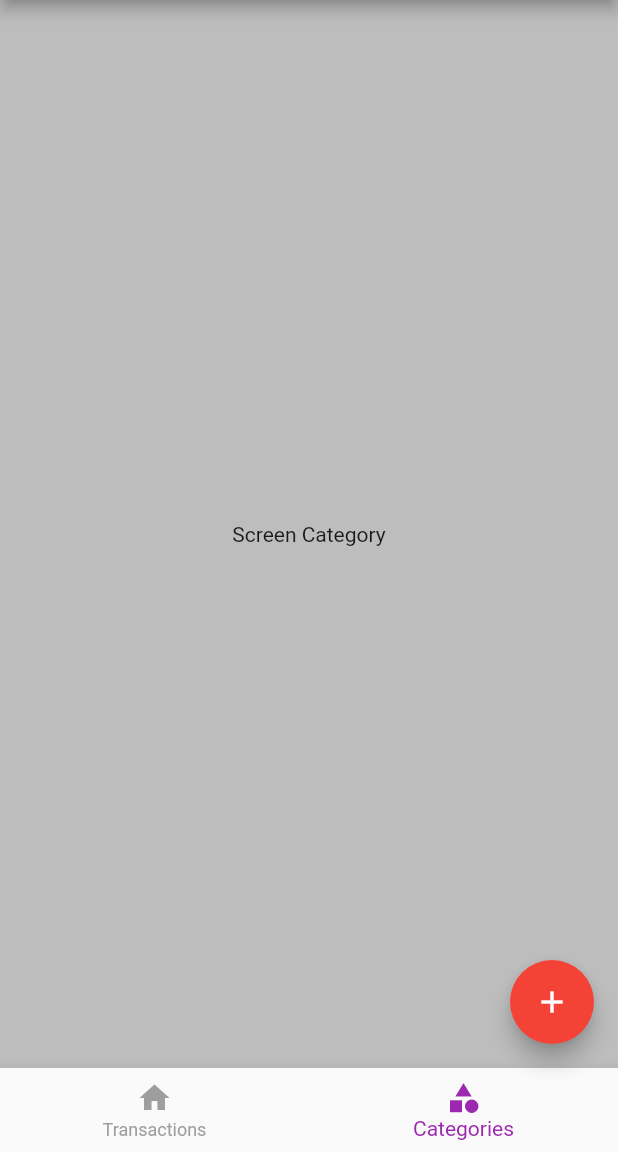
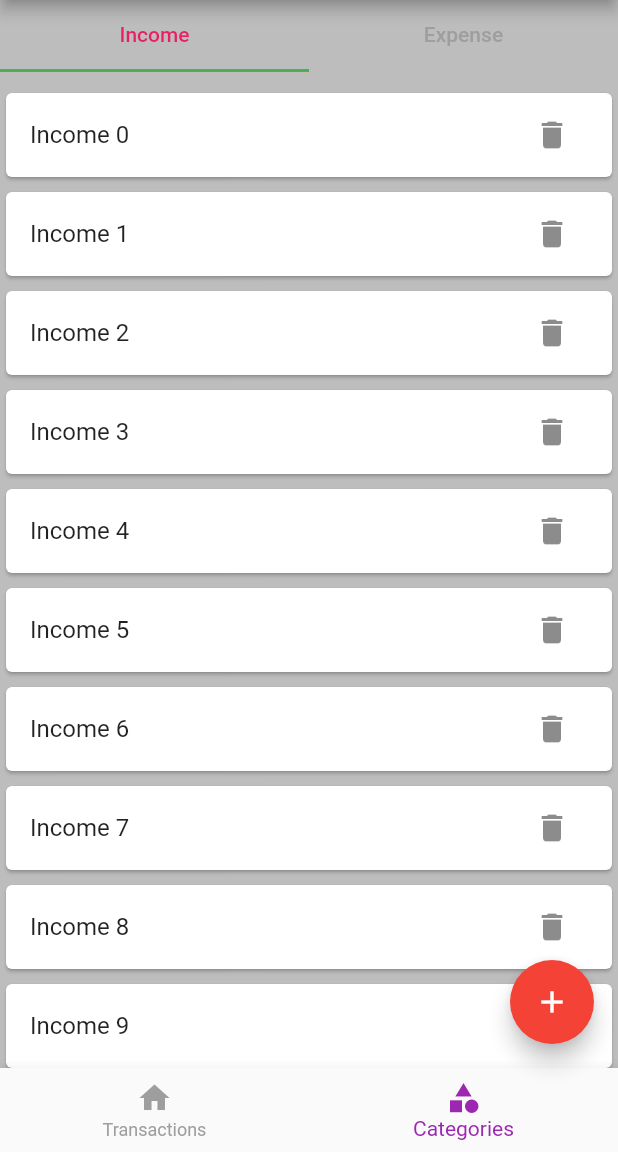
Before and after one commit to anandhu-co-in/broto_moneymanager, a Flutter app: the screen it shows after launch, item 2 of the bottom bar chosen, on a phone screen of 412 x 824 dp, the part 84-1236 px from its top. Run offline on Flutter 3.47's test engine with Material 2 defaults, Android fonts, the phone set to English and light mode, and no system bars.

Commit message:
implemented tabbar in categories page

```diff
--- /dev/null
+++ b/lib/screens/category/expense_list.dart
@@ -0,0 +1,27 @@
+import 'package:flutter/material.dart';
+
+class ExpenseList extends StatelessWidget {
+  const ExpenseList({Key? key}) : super(key: key);
+
+  @override
+  Widget build(BuildContext context) {
+    return ListView.separated(
+        itemBuilder: (ctx, index) {
+          return Card(
+            child: ListTile(
+              title: Text('Expense $index'),
+              trailing: IconButton(
+                icon: const Icon(Icons.delete),
+                onPressed: () {},
+              ),
+            ),
+          );
+        },
+        separatorBuilder: (ctx, index) {
+          return const SizedBox(
+            height: 2,
+          );
+        },
+        itemCount: 10);
+  }
+}
--- /dev/null
+++ b/lib/screens/category/income_list.dart
@@ -0,0 +1,27 @@
+import 'package:flutter/material.dart';
+
+class IncomeList extends StatelessWidget {
+  const IncomeList({Key? key}) : super(key: key);
+
+  @override
+  Widget build(BuildContext context) {
+    return ListView.separated(
+        itemBuilder: (ctx, index) {
+          return Card(
+            child: ListTile(
+              title: Text('Income $index'),
+              trailing: IconButton(
+                icon: const Icon(Icons.delete),
+                onPressed: () {},
+              ),
+            ),
+          );
+        },
+        separatorBuilder: (ctx, index) {
+          return const SizedBox(
+            height: 2,
+          );
+        },
+        itemCount: 20);
+  }
+}
--- a/lib/screens/category/screen_category.dart
+++ b/lib/screens/category/screen_category.dart
@@ -1,10 +1,49 @@
+import 'package:brot_moneymanagementapp/screens/category/expense_list.dart';
+import 'package:brot_moneymanagementapp/screens/category/income_list.dart';
 import 'package:flutter/material.dart';
 
-class ScreenCategory extends StatelessWidget {
+class ScreenCategory extends StatefulWidget {
   const ScreenCategory({Key? key}) : super(key: key);
 
   @override
+  State<ScreenCategory> createState() => _ScreenCategoryState();
+}
+
+class _ScreenCategoryState extends State<ScreenCategory>
+    with SingleTickerProviderStateMixin {
+  late TabController _tabController;
+
+  @override
+  void initState() {
+    _tabController = TabController(length: 2, vsync: this);
+    super.initState();
+  }
+
+  @override
   Widget build(BuildContext context) {
-    return Center(child: Text('Screen Category'));
+    return Column(
+      children: [
+        TabBar(
+            controller: _tabController,
+            indicatorColor: Colors.green,
+            labelColor: Colors.pink,
+            unselectedLabelColor: Colors.grey,
+            tabs: const [
+              Tab(
+                text: 'Income',
+              ),
+              Tab(
+                text: 'Expense',
+              ),
+            ]),
+        SizedBox(height: 10,),
+        Expanded(
+          //Expanded is required else will get error
+          child: TabBarView(
+              controller: _tabController,
+              children: [IncomeList(), ExpenseList()]),
+        )
+      ],
+    );
   }
 }
```
